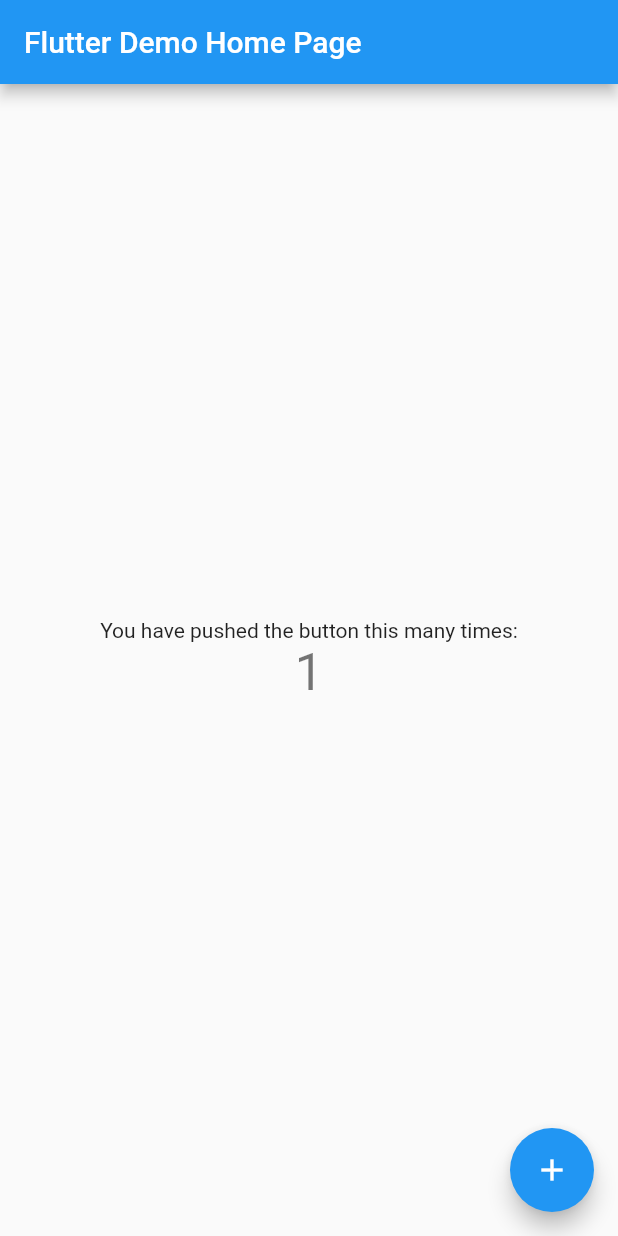
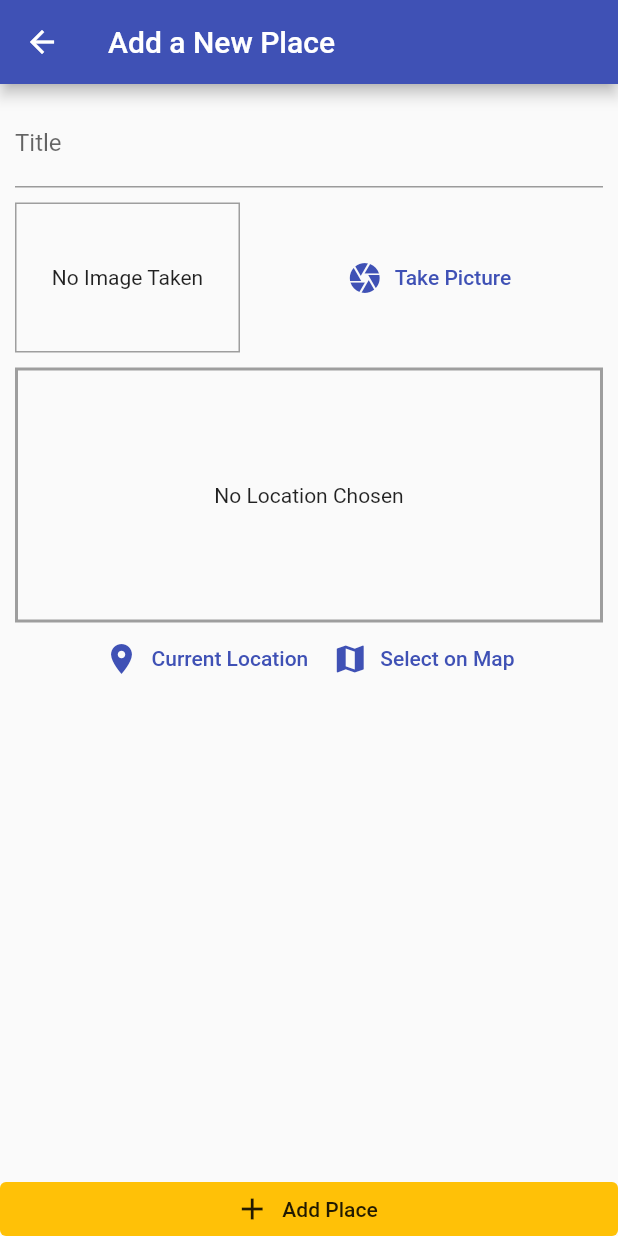
Before and after one commit to vtmonilgandhi/Flutter-Demos, a Flutter app: the screen it shows after launch, after a tap on the "add" icon, on a phone screen of 412 x 824 dp. Run offline on Flutter 3.47's test engine with Material 2 defaults, Android fonts, the phone set to English and light mode, and no system bars; our stand-ins replace camera, firebase_database, location, shared_preferences, sqflite; accounts and stored records are empty; project files that could hold a hidden picture were left out.

Commit message:
Project added

```diff
--- /dev/null
+++ b/Flutter Udemy Course 2023/great_places_app/lib/helpers/db_helper.dart
@@ -0,0 +1,28 @@
+import 'package:sqflite/sqflite.dart' as sql;
+import 'package:path/path.dart' as path;
+import 'package:sqflite/sql.dart';
+import 'package:sqflite/sqlite_api.dart';
+
+class DBHelper {
+  static Future<Database> database() async {
+    final dbPath = await sql.getDatabasesPath();
+    return await sql.openDatabase(path.join(dbPath, 'places.db'),
+        onCreate: (db, version) => db.execute(
+            'CREATE TABLE user_places(id TEXT PRIMARY KEY, title TEXT, image TEXT)'),
+        version: 1);
+  }
+
+  static Future<void> insert(String table, Map<String, dynamic> data) async {
+    final db = await DBHelper.database();
+    db.insert(
+      table,
+      data,
+      conflictAlgorithm: ConflictAlgorithm.replace,
+    );
+  }
+
+  static Future<List<Map<String, dynamic>>> getData(String table) async {
+    final db = await DBHelper.database();
+    return db.query(table);
+  }
+}
--- /dev/null
+++ b/Flutter Udemy Course 2023/great_places_app/lib/helpers/location_helper.dart
@@ -0,0 +1,10 @@
+const GOOGLE_API_KEY = 'AIzaSyBg9yn5JtQgKRFbg6FCTy4ewbF24kRuAYI';
+
+class LocationHelper {
+  static String generateLocationPreviewImage({
+    required double latitude,
+    required double longitude,
+  }) {
+    return 'https://maps.googleapis.com/maps/api/staticmap?center=&$latitude,$longitude&zoom=16&size=600x300&maptype=roadmap&markers=color:red%7Clabel:A%7C$latitude,$longitude&key=$GOOGLE_API_KEY';
+  }
+}
--- a/Flutter Udemy Course 2023/great_places_app/lib/main.dart
+++ b/Flutter Udemy Course 2023/great_places_app/lib/main.dart
@@ -1,4 +1,8 @@
 import 'package:flutter/material.dart';
+import 'package:great_places_app/providers/great_places.dart';
+import 'package:great_places_app/screens/add_place_screen.dart';
+import 'package:great_places_app/screens/places_list_screen.dart';
+import 'package:provider/provider.dart';
 
 void main() {
   runApp(const MyApp());
@@ -7,109 +11,18 @@
 class MyApp extends StatelessWidget {
   const MyApp({super.key});
 
-  // This widget is the root of your application.
   @override
   Widget build(BuildContext context) {
-    return MaterialApp(
-      title: 'Flutter Demo',
-      theme: ThemeData(
-        // This is the theme of your application.
-        //
-        // Try running your application with "flutter run". You'll see the
-        // application has a blue toolbar. Then, without quitting the app, try
-        // changing the primarySwatch below to Colors.green and then invoke
-        // "hot reload" (press "r" in the console where you ran "flutter run",
-        // or simply save your changes to "hot reload" in a Flutter IDE).
-        // Notice that the counter didn't reset back to zero; the application
-        // is not restarted.
-        primarySwatch: Colors.blue,
+    return ChangeNotifierProvider(
+      create: (ctx) => GreatPlaces(),
+      child: MaterialApp(
+        title: 'Great Places',
+        theme: ThemeData(
+            colorScheme: ColorScheme.fromSwatch(primarySwatch: Colors.indigo)
+                .copyWith(secondary: Colors.amber)),
+        home: const PlacesListScreen(),
+        routes: {AddPlaceScreen.routeName: (ctx) => const AddPlaceScreen()},
       ),
-      home: const MyHomePage(title: 'Flutter Demo Home Page'),
     );
   }
 }
-
-class MyHomePage extends StatefulWidget {
-  const MyHomePage({super.key, required this.title});
-
-  // This widget is the home page of your application. It is stateful, meaning
-  // that it has a State object (defined below) that contains fields that affect
-  // how it looks.
-
-  // This class is the configuration for the state. It holds the values (in this
-  // case the title) provided by the parent (in this case the App widget) and
-  // used by the build method of the State. Fields in a Widget subclass are
-  // always marked "final".
-
-  final String title;
-
-  @override
-  State<MyHomePage> createState() => _MyHomePageState();
-}
-
-class _MyHomePageState extends State<MyHomePage> {
-  int _counter = 0;
-
-  void _incrementCounter() {
-    setState(() {
-      // This call to setState tells the Flutter framework that something has
-      // changed in this State, which causes it to rerun the build method below
-      // so that the display can reflect the updated values. If we changed
-      // _counter without calling setState(), then the build method would not be
-      // called again, and so nothing would appear to happen.
-      _counter++;
-    });
-  }
-
-  @override
-  Widget build(BuildContext context) {
-    // This method is rerun every time setState is called, for instance as done
-    // by the _incrementCounter method above.
-    //
-    // The Flutter framework has been optimized to make rerunning build methods
-    // fast, so that you can just rebuild anything that needs updating rather
-    // than having to individually change instances of widgets.
-    return Scaffold(
-      appBar: AppBar(
-        // Here we take the value from the MyHomePage object that was created by
-        // the App.build method, and use it to set our appbar title.
-        title: Text(widget.title),
-      ),
-      body: Center(
-        // Center is a layout widget. It takes a single child and positions it
-        // in the middle of the parent.
-        child: Column(
-          // Column is also a layout widget. It takes a list of children and
-          // arranges them vertically. By default, it sizes itself to fit its
-          // children horizontally, and tries to be as tall as its parent.
-          //
-          // Invoke "debug painting" (press "p" in the console, choose the
-          // "Toggle Debug Paint" action from the Flutter Inspector in Android
-          // Studio, or the "Toggle Debug Paint" command in Visual Studio Code)
-          // to see the wireframe for each widget.
-          //
-          // Column has various properties to control how it sizes itself and
-          // how it positions its children. Here we use mainAxisAlignment to
-          // center the children vertically; the main axis here is the vertical
-          // axis because Columns are vertical (the cross axis would be
-          // horizontal).
-          mainAxisAlignment: MainAxisAlignment.center,
-          children: <Widget>[
-            const Text(
-              'You have pushed the button this many times:',
-            ),
-            Text(
-              '$_counter',
-              style: Theme.of(context).textTheme.headlineMedium,
-            ),
-          ],
-        ),
-      ),
-      floatingActionButton: FloatingActionButton(
-        onPressed: _incrementCounter,
-        tooltip: 'Increment',
-        child: const Icon(Icons.add),
-      ), // This trailing comma makes auto-formatting nicer for build methods.
-    );
-  }
-}
--- /dev/null
+++ b/Flutter Udemy Course 2023/great_places_app/lib/models/place.dart
@@ -0,0 +1,23 @@
+import 'dart:io';
+
+class PlaceLocation {
+  final double latitude;
+  final double longitude;
+  final String address;
+
+  PlaceLocation(this.address,
+      {required this.latitude, required this.longitude});
+}
+
+class Place {
+  final String id;
+  final String title;
+  final PlaceLocation? location;
+  final File image;
+
+  Place(
+      {required this.id,
+      required this.title,
+      required this.location,
+      required this.image});
+}
--- /dev/null
+++ b/Flutter Udemy Course 2023/great_places_app/lib/providers/great_places.dart
@@ -0,0 +1,44 @@
+import 'dart:io';
+
+import 'package:flutter/material.dart';
+import 'package:great_places_app/helpers/db_helper.dart';
+import 'package:great_places_app/models/place.dart';
+
+class GreatPlaces with ChangeNotifier {
+  List<Place> _items = [];
+
+  List<Place> get items {
+    return [..._items];
+  }
+
+  void addPlace(
+    String pickedTitle,
+    File pickedImage,
+  ) {
+    final newPlace = Place(
+        id: DateTime.now().toString(),
+        title: pickedTitle,
+        location: null,
+        image: pickedImage);
+    _items.add(newPlace);
+    notifyListeners();
+
+    DBHelper.insert('user_places', {
+      'id': newPlace.id,
+      'title': newPlace.title,
+      'image': newPlace.image.path,
+    });
+  }
+
+  Future<void> fetchAndSetPlaces() async {
+    final dataList = await DBHelper.getData('user_places');
+    _items = dataList
+        .map((item) => Place(
+            id: item['id'],
+            title: item['title'],
+            location: null,
+            image: File(item['image'])))
+        .toList();
+    notifyListeners();
+  }
+}
--- /dev/null
+++ b/Flutter Udemy Course 2023/great_places_app/lib/screens/add_place_screen.dart
@@ -0,0 +1,84 @@
+import 'dart:io';
+
+import 'package:flutter/material.dart';
+import 'package:great_places_app/providers/great_places.dart';
+import 'package:great_places_app/widgets/image_input.dart';
+import 'package:great_places_app/widgets/location_input.dart';
+import 'package:provider/provider.dart';
+
+class AddPlaceScreen extends StatefulWidget {
+  const AddPlaceScreen({super.key});
+  static const routeName = '/add-place';
+
+  @override
+  State<AddPlaceScreen> createState() => _AddPlaceScreenState();
+}
+
+class _AddPlaceScreenState extends State<AddPlaceScreen> {
+  final _titleController = TextEditingController();
+  File? _pickedImage;
+
+  void _selectImage(File pickedImage) {
+    _pickedImage = pickedImage;
+  }
+
+  void _savePlace() {
+    if (_titleController.text.isEmpty || _pickedImage == null) {
+      return;
+    }
+    if (_pickedImage != null) {
+      Provider.of<GreatPlaces>(context, listen: false)
+          .addPlace(_titleController.text, File(_pickedImage!.path));
+      Navigator.of(context).pop();
+    }
+  }
+
+  @override
+  Widget build(BuildContext context) {
+    return Scaffold(
+      appBar: AppBar(title: const Text('Add a New Place')),
+      body: SafeArea(
+        child: Column(
+          crossAxisAlignment: CrossAxisAlignment.stretch,
+          children: [
+            Expanded(
+              child: SingleChildScrollView(
+                child: Padding(
+                  padding: const EdgeInsets.all(10),
+                  child: Column(
+                    children: [
+                      TextField(
+                        decoration: const InputDecoration(labelText: 'Title'),
+                        controller: _titleController,
+                      ),
+                      const SizedBox(
+                        height: 10,
+                      ),
+                      ImageInput(
+                        onSelectImage: _selectImage,
+                      ),
+                      const SizedBox(
+                        height: 10,
+                      ),
+                      const LocationInput(),
+                    ],
+                  ),
+                ),
+              ),
+            ),
+            ElevatedButton.icon(
+                style: ElevatedButton.styleFrom(
+                    foregroundColor:
+                        Theme.of(context).textTheme.titleLarge?.color,
+                    backgroundColor: Theme.of(context).colorScheme.secondary,
+                    elevation: 0,
+                    tapTargetSize: MaterialTapTargetSize.shrinkWrap),
+                onPressed: _savePlace,
+                icon: const Icon(Icons.add),
+                label: const Text('Add Place'))
+          ],
+        ),
+      ),
+    );
+  }
+}
--- /dev/null
+++ b/Flutter Udemy Course 2023/great_places_app/lib/screens/places_list_screen.dart
@@ -0,0 +1,50 @@
+import 'package:flutter/material.dart';
+import 'package:great_places_app/providers/great_places.dart';
+import 'package:great_places_app/screens/add_place_screen.dart';
+import 'package:provider/provider.dart';
+
+class PlacesListScreen extends StatelessWidget {
+  const PlacesListScreen({super.key});
+
+  @override
+  Widget build(BuildContext context) {
+    return Scaffold(
+      appBar: AppBar(
+        title: const Text('Your Places'),
+        actions: [
+          IconButton(
+              onPressed: () =>
+                  Navigator.of(context).pushNamed(AddPlaceScreen.routeName),
+              icon: const Icon(Icons.add))
+        ],
+      ),
+      body: FutureBuilder(
+        future: Provider.of<GreatPlaces>(context, listen: false)
+            .fetchAndSetPlaces(),
+        builder: (context, snapshot) => snapshot.connectionState ==
+                ConnectionState.waiting
+            ? const Center(
+                child: CircularProgressIndicator(),
+              )
+            : Consumer<GreatPlaces>(
+                builder: (ctx, greatPlaces, ch) => (greatPlaces.items.isEmpty)
+                    ? ch!
+                    : ListView.builder(
+                        itemCount: greatPlaces.items.length,
+                        itemBuilder: (ctx, i) => ListTile(
+                          leading: CircleAvatar(
+                            backgroundImage:
+                                FileImage(greatPlaces.items[i].image),
+                          ),
+                          title: Text(greatPlaces.items[i].title),
+                          onTap: () {},
+                        ),
+                      ),
+                child: const Center(
+                  child: Text('Got no places yet, start adding some!'),
+                ),
+              ),
+      ),
+    );
+  }
+}
--- /dev/null
+++ b/Flutter Udemy Course 2023/great_places_app/lib/widgets/image_input.dart
@@ -0,0 +1,71 @@
+import 'dart:io';
+
+import 'package:flutter/material.dart';
+import 'package:image_picker/image_picker.dart';
+import 'package:path/path.dart' as path;
+import 'package:path_provider/path_provider.dart' as syspaths;
+
+class ImageInput extends StatefulWidget {
+  const ImageInput({super.key, required this.onSelectImage});
+  final Function onSelectImage;
+
+  @override
+  State<ImageInput> createState() => _ImageInputState();
+}
+
+class _ImageInputState extends State<ImageInput> {
+  File? _storedImage;
+
+  Future<void> _takePicture() async {
+    final ImagePicker picker = ImagePicker();
+    final imageFile = await picker.pickImage(
+      source: ImageSource.camera,
+      maxWidth: 600,
+    );
+    if (imageFile != null) {
+      final imageFilePath = File(imageFile.path);
+      setState(() {
+        _storedImage = imageFilePath;
+      });
+      final appDir = await syspaths.getApplicationDocumentsDirectory();
+      final fileName = path.basename(imageFile.path);
+      final savedImage = await imageFilePath.copy('${appDir.path}/$fileName');
+      widget.onSelectImage(savedImage);
+    }
+  }
+
+  @override
+  Widget build(BuildContext context) {
+    return Row(
+      children: [
+        Container(
+          width: 150,
+          height: 100,
+          decoration:
+              BoxDecoration(border: Border.all(width: 1, color: Colors.grey)),
+          alignment: Alignment.center,
+          child: _storedImage != null
+              ? Image.file(
+                  _storedImage!,
+                  fit: BoxFit.cover,
+                  width: double.infinity,
+                )
+              : const Text(
+                  'No Image Taken',
+                  textAlign: TextAlign.center,
+                ),
+        ),
+        const SizedBox(
+          width: 10,
+        ),
+        Expanded(
+            child: TextButton.icon(
+                onPressed: _takePicture,
+                style: TextButton.styleFrom(
+                    foregroundColor: Theme.of(context).colorScheme.primary),
+                icon: const Icon(Icons.camera),
+                label: const Text('Take Picture')))
+      ],
+    );
+  }
+}
--- /dev/null
+++ b/Flutter Udemy Course 2023/great_places_app/lib/widgets/location_input.dart
@@ -0,0 +1,69 @@
+import 'package:flutter/material.dart';
+import 'package:great_places_app/helpers/location_helper.dart';
+import 'package:location/location.dart';
+
+class LocationInput extends StatefulWidget {
+  const LocationInput({super.key});
+
+  @override
+  State<LocationInput> createState() => _LocationInputState();
+}
+
+class _LocationInputState extends State<LocationInput> {
+  String? _previewImageUrl;
+
+  Future<void> _getCurrentUserLocation() async {
+    final locData = await Location().getLocation();
+    final staticMapImageUrl = LocationHelper.generateLocationPreviewImage(
+      latitude: locData.latitude ?? 0,
+      longitude: locData.longitude ?? 0,
+    );
+    setState(() {
+      _previewImageUrl = staticMapImageUrl;
+    });
+  }
+
+  @override
+  Widget build(BuildContext context) {
+    return Column(
+      children: [
+        Container(
+          alignment: Alignment.center,
+          decoration: BoxDecoration(
+            border: Border.all(width: 2, color: Colors.grey),
+          ),
+          height: 170,
+          width: double.infinity,
+          child: _previewImageUrl == null
+              ? const Text(
+                  'No Location Chosen',
+                  textAlign: TextAlign.center,
+                )
+              : Image.network(
+                  _previewImageUrl!,
+                  fit: BoxFit.cover,
+                  width: double.infinity,
+                ),
+        ),
+        Row(
+          mainAxisAlignment: MainAxisAlignment.center,
+          children: [
+            TextButton.icon(
+              style: TextButton.styleFrom(
+                  foregroundColor: Theme.of(context).colorScheme.primary),
+              onPressed: _getCurrentUserLocation,
+              icon: const Icon(Icons.location_on),
+              label: const Text('Current Location'),
+            ),
+            TextButton.icon(
+                style: TextButton.styleFrom(
+                    foregroundColor: Theme.of(context).colorScheme.primary),
+                onPressed: () {},
+                icon: const Icon(Icons.map),
+                label: const Text('Select on Map'))
+          ],
+        )
+      ],
+    );
+  }
+}
```
Also changed, not shown: Flutter Udemy Course 2023/great_places_app/pubspec.yaml (+8 -4 lines), Flutter Udemy Course 2023/great_places_app/lib/screens/place_details_screen.dart (added), 15 other files.
